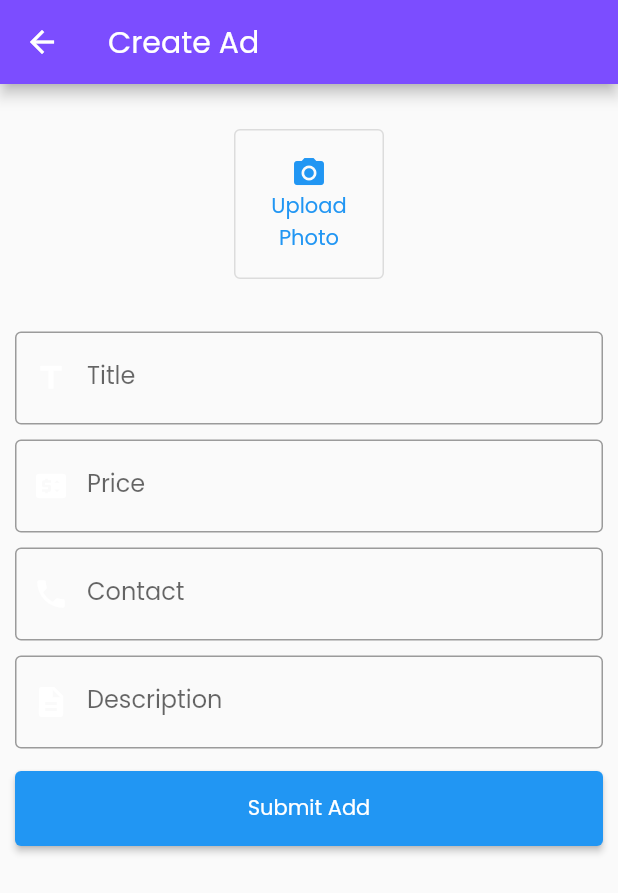
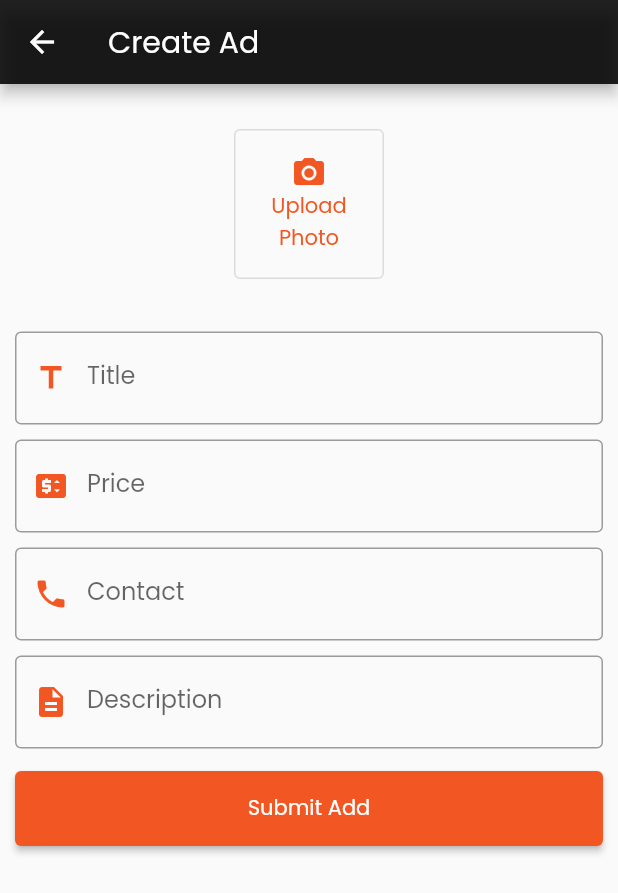
Before and after one commit to FranzRivas-Ksquare/Classified_App, a Flutter app: the CreateAd screen opened by its route, on a phone screen of 412 x 824 dp. Shown: the top 893 px of the screen. Run offline on Flutter 3.47's test engine with Material 2 defaults, Android fonts, the phone set to English and light mode, and no system bars; our stand-ins replace carousel_slider.

Commit message:
Finish homework with orange theme

```diff
--- a/lib/screens/create_ad_screen.dart
+++ b/lib/screens/create_ad_screen.dart
@@ -30,8 +30,12 @@ class CreateAd extends StatelessWidget {
                 child: Column(
                   mainAxisAlignment: MainAxisAlignment.center,
                   children: const <Widget>[
-                    Icon(Icons.photo_camera),
-                    Text('Upload Photo', textAlign: TextAlign.center,)
+                    Icon(Icons.photo_camera, color: Color(0xFFF25723),),
+                    Text(
+                      'Upload Photo',
+                      textAlign: TextAlign.center,
+                      style: TextStyle(color: Color(0xFFF25723)),
+                    ),
                   ],
                 ),
               ),
@@ -48,7 +52,7 @@ class CreateAd extends StatelessWidget {
                 decoration: const InputDecoration(
                     border: OutlineInputBorder(),
                     labelText: 'Title',
-                    prefixIcon: Icon(Icons.title, color: Colors.white,)
+                    prefixIcon: Icon(Icons.title, color: Color(0xFFF25723),)
                 ),
               ),
             ),
@@ -64,7 +68,7 @@ class CreateAd extends StatelessWidget {
                 decoration: const InputDecoration(
                     border: OutlineInputBorder(),
                     labelText: 'Price',
-                    prefixIcon: Icon(Icons.price_change, color: Colors.white,)
+                    prefixIcon: Icon(Icons.price_change, color: Color(0xFFF25723),)
                 ),
               ),
             ),
@@ -76,7 +80,7 @@ class CreateAd extends StatelessWidget {
                 decoration: const InputDecoration(
                     border: OutlineInputBorder(),
                     labelText: 'Contact',
-                    prefixIcon: Icon(Icons.phone, color: Colors.white,)
+                    prefixIcon: Icon(Icons.phone, color: Color(0xFFF25723),)
                 ),
               ),
             ),
@@ -87,7 +91,7 @@ class CreateAd extends StatelessWidget {
                 decoration: const InputDecoration(
                     border: OutlineInputBorder(),
                     labelText: 'Description',
-                    prefixIcon: Icon(Icons.description, color: Colors.white,)
+                    prefixIcon: Icon(Icons.description, color: Color(0xFFF25723),)
                 ),
               ),
             ),
@@ -96,6 +100,7 @@ class CreateAd extends StatelessWidget {
               height: 50,
               margin: const EdgeInsets.all(10),
               child: ElevatedButton(
+                style: ElevatedButton.styleFrom(backgroundColor: Color(0xFFF25723)),
                 onPressed: () {
                   Navigator.pop(context);
                 },
--- a/lib/screens/edit_profile_screen.dart
+++ b/lib/screens/edit_profile_screen.dart
@@ -81,7 +81,7 @@ class _EditProfileState extends State<EditProfile> {
                     height: 50,
                     margin: const EdgeInsets.fromLTRB(0, 5, 0, 5),
                     child: ElevatedButton(
-                      style: ElevatedButton.styleFrom(backgroundColor: Colors.deepPurpleAccent),
+                      style: ElevatedButton.styleFrom(backgroundColor: Color(0xFFF25723)),
                       onPressed: () {
                         Navigator.pop(context, '/settings');
                       },
@@ -93,7 +93,7 @@ class _EditProfileState extends State<EditProfile> {
                     Navigator.pop(context);
                     Navigator.pushReplacementNamed(context, '/');
                   },
-                    child: const Text('Logout', style: TextStyle(color: Colors.deepPurpleAccent),),
+                    child: const Text('Logout', style: TextStyle(color: Color(0xFFF25723)),),
                   ),
                 ],
               ),
--- a/lib/screens/home_screen.dart
+++ b/lib/screens/home_screen.dart
@@ -44,7 +44,7 @@ class HomeScreen extends StatelessWidget {
         ),
       ),
       floatingActionButton: FloatingActionButton(
-        backgroundColor: Colors.deepPurpleAccent,
+        backgroundColor: const Color(0xFFF25723),
         onPressed: () {
           Navigator.pushNamed(context, '/create_add');
         },
--- a/lib/screens/my_ads_screen.dart
+++ b/lib/screens/my_ads_screen.dart
@@ -45,7 +45,7 @@ class ProductCard extends StatelessWidget {
           height: 100,
           padding: const EdgeInsets.all(5),
           decoration: BoxDecoration(
-              border: Border.all(color: Colors.deepPurpleAccent)
+              border: Border.all(color: Color(0xFFF25723))
           ),
           child: Row(
             children: <Widget>[
--- a/lib/screens/product_detail_screen.dart
+++ b/lib/screens/product_detail_screen.dart
@@ -61,7 +61,7 @@ class _ProductDetailState extends State<ProductDetail> {
               width: double.infinity,
               height: 45,
               child: ElevatedButton(
-                style: ElevatedButton.styleFrom(backgroundColor: Colors.deepPurpleAccent),
+                style: ElevatedButton.styleFrom(backgroundColor: Color(0xFFF25723)),
                   onPressed: () {
                     _openURL('tel:${widget.data['mobile']}');
                   },
--- a/lib/styles/theme.dart
+++ b/lib/styles/theme.dart
@@ -2,10 +2,10 @@ import 'package:flutter/material.dart';
 
 class CustomTheme {
   ThemeData theme = ThemeData(
-    primaryColor: Colors.deepPurple,
+    primaryColor: const Color(0xFFF25723),
     fontFamily: 'Poppins',
     appBarTheme: const AppBarTheme(
-      backgroundColor: Colors.deepPurpleAccent,
+      backgroundColor: Colors.black87,
     ),
   );
 }
```
Also changed, not shown: lib/screens/edit_ad_screen.dart (+8 -7 lines), lib/screens/login_screen.dart (+4 -4 lines), lib/screens/register_screen.dart (+6 -6 lines), lib/screens/settings_screen.dart (+5 -5 lines).
